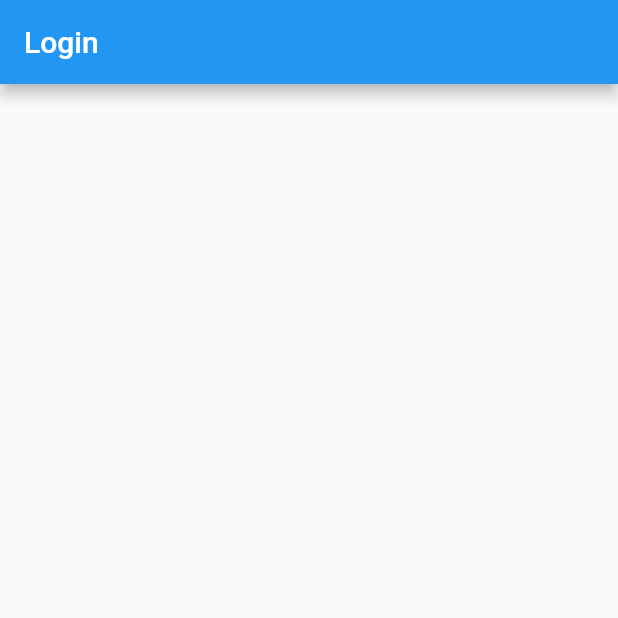
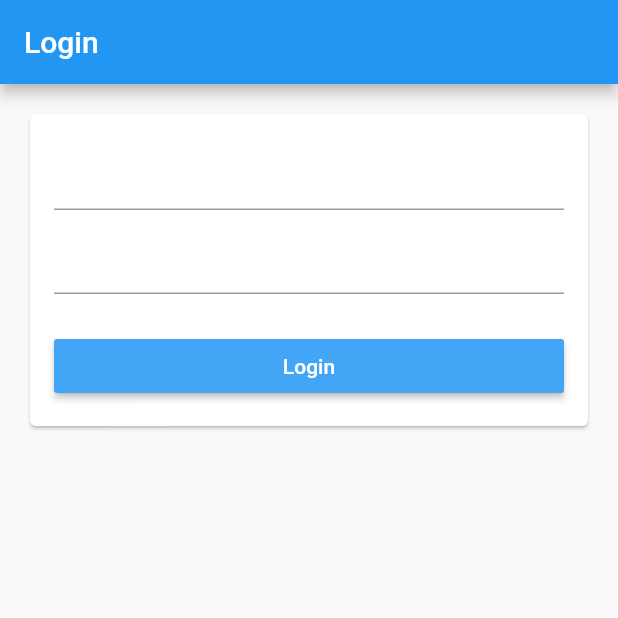
Before and after one commit to BaraaSoft/basic_flutter_form, a Flutter app: the screen it shows after launch, on a phone screen of 412 x 824 dp, the top half of it. Run offline on Flutter 3.47's test engine with Material 2 defaults, Android fonts, the phone set to English and light mode, and no system bars.

Commit message:
make the form basic style

```diff
--- a/lib/src/App.dart
+++ b/lib/src/App.dart
@@ -1,4 +1,5 @@
 import 'package:flutter/material.dart';
+import 'package:flutter_basic_form/src/screens/login_form.dart';
 
 class App extends StatefulWidget{
 
@@ -18,6 +19,7 @@ class AppState extends State<App>{
        appBar: AppBar(
          title: Text("Login"),
        ),
+        body: LoginForm(),
       )
     );
   }
--- a/lib/src/screens/login_form.dart
+++ b/lib/src/screens/login_form.dart
@@ -1,21 +1,83 @@
 import 'package:flutter/material.dart';
+
+
+
 
 class LoginForm extends StatefulWidget{
   @override
   State<StatefulWidget> createState() {
-
     return LoginFormState();
   }
+
 }
 
+
 class LoginFormState extends State<LoginForm>{
-  @override
-  Widget build(BuildContext context) {
 
+  final _formKey = GlobalKey<FormState>();
+
+  Widget renderCard(){
     return Container(
-      margin: EdgeInsets.all(24),
-      child: null,
+      margin: EdgeInsets.all(16.0),
+      child: Card(
+        child: Container(
+          padding: EdgeInsets.all(16.0),
+          child: Form(
+            key: _formKey,
+            child: Column(
+              crossAxisAlignment: CrossAxisAlignment.stretch,
+              mainAxisSize: MainAxisSize.min,
+                children: cardContents()
+            ),
+          )
+        ),
+      ),
     );
   }
 
+
+
+  List<Widget> cardContents() => <Widget>[
+    Container(
+      margin: EdgeInsets.only(bottom: 8),
+      child: TextFormField(
+        validator: (value){
+          if(value.isEmpty) return "*must not be empty!";
+        },
+      ),
+    ),
+    Container(
+      margin: EdgeInsets.only(bottom: 24),
+      child: TextFormField(
+        validator: (value){
+          if(value.isEmpty) return "*must not be empty!";
+        },
+      ),
+    ),
+    Container(
+      child: RaisedButton(
+        color: Colors.blue[400] ,
+        textColor: Colors.white ,
+        onPressed: () {
+          // Validate will return true if the form is valid, or false if
+          // the form is invalid.
+          if (_formKey.currentState.validate()) {
+            // If the form is valid, we want to show a Snackbar
+            Scaffold.of(context)
+                .showSnackBar(SnackBar(content: Text('Processing Data')));
+          }
+        },
+        child: Text('Login'),
+      ),
+    ),
+
+
+  ];
+
+
+  @override
+  Widget build(BuildContext context) {
+    return renderCard();
+  }
+
 }
```
